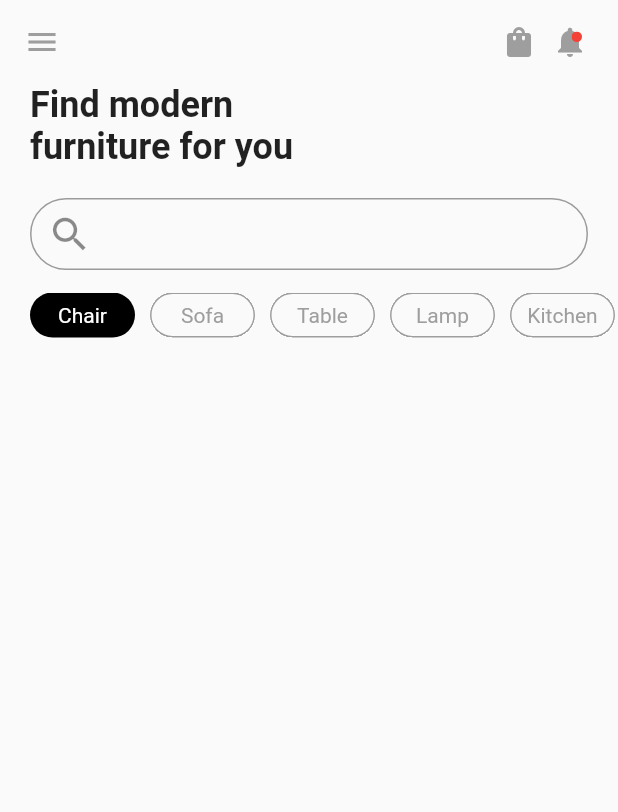
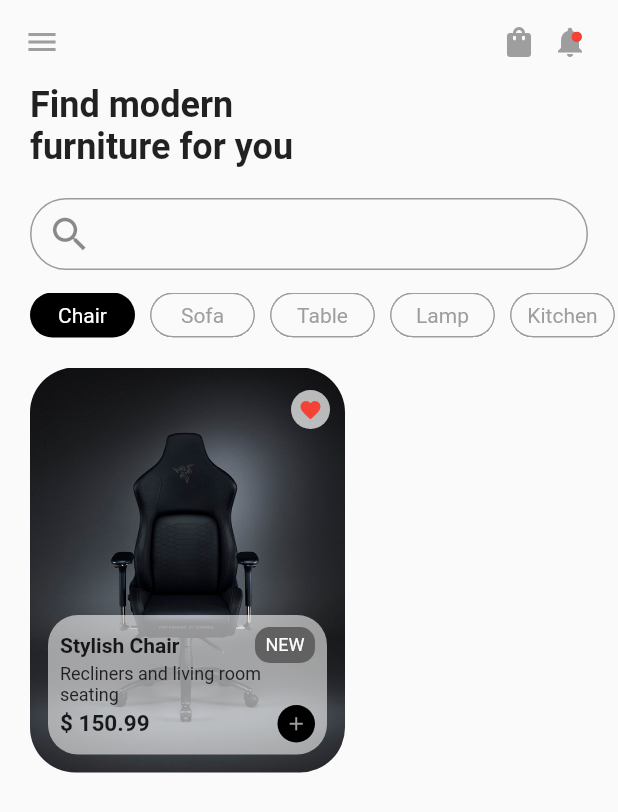
Before and after one commit to farhan-syah/flutter-training-27-nov, a Flutter app: the HomeScreen screen opened directly, on a phone screen of 412 x 824 dp. Shown: the top 812 px of the screen. Run offline on Flutter 3.47's test engine with Material 2 defaults, Android fonts, the phone set to English and light mode, and no system bars.

Commit message:
Create product container

```diff
--- /dev/null
+++ b/lib/models/product.model.dart
@@ -0,0 +1,15 @@
+class Product {
+  final String name;
+  final String description;
+  final int price;
+  final bool isNew;
+  final String imagePath;
+
+  Product({
+    required this.name,
+    required this.description,
+    required this.price,
+    required this.isNew,
+    required this.imagePath,
+  });
+}
--- a/lib/screens/home.screen.dart
+++ b/lib/screens/home.screen.dart
@@ -1,4 +1,6 @@
 import 'package:flutter/material.dart';
+
+import '../models/product.model.dart';
 
 class HomeScreen extends StatefulWidget {
   @override
@@ -87,6 +89,19 @@ class _HomeScreenState extends State<HomeScreen> {
               ),
             ),
           ),
+          SizedBox(height: 20),
+          SingleChildScrollView(
+            padding: EdgeInsets.only(left: 20, right: 10),
+            scrollDirection: Axis.horizontal,
+            child: Row(
+              children: List.generate(
+                products.length,
+                (index) => ProductContainer(
+                  product: products[index],
+                ),
+              ),
+            ),
+          ),
         ],
       ),
     );
@@ -132,6 +147,104 @@ class Label extends StatelessWidget {
   }
 }
 
+class ProductContainer extends StatelessWidget {
+  final Product product;
+
+  ProductContainer({required this.product});
+
+  @override
+  Widget build(BuildContext context) {
+    return Container(
+      width: 210,
+      height: 270,
+      decoration: BoxDecoration(
+        image: DecorationImage(
+          fit: BoxFit.cover,
+          image: AssetImage(product.imagePath),
+        ),
+        borderRadius: BorderRadius.circular(30),
+      ),
+      child: Column(
+        crossAxisAlignment: CrossAxisAlignment.end,
+        children: [
+          Padding(
+            padding: EdgeInsets.only(top: 15, right: 10),
+            child: Container(
+              padding: EdgeInsets.all(5),
+              decoration:
+                  BoxDecoration(shape: BoxShape.circle, color: Colors.white70),
+              child: Icon(
+                Icons.favorite,
+                color: Colors.red,
+                size: 16,
+              ),
+            ),
+          ),
+          Spacer(),
+          Padding(
+            padding: const EdgeInsets.all(12.0),
+            child: Container(
+              decoration: BoxDecoration(
+                borderRadius: BorderRadius.circular(20),
+                color: Colors.grey.shade50.withAlpha(150),
+              ),
+              padding: EdgeInsets.all(8),
+              child: Column(
+                children: [
+                  Row(
+                    children: [
+                      Text(
+                        product.name,
+                        style: TextStyle(fontWeight: FontWeight.bold),
+                      ),
+                      Spacer(),
+                      Container(
+                        padding: EdgeInsets.only(
+                            top: 5, bottom: 5, left: 7, right: 7),
+                        decoration: BoxDecoration(
+                            color: Colors.grey.shade700,
+                            borderRadius: BorderRadius.circular(10)),
+                        child: Text(
+                          'NEW',
+                          style: TextStyle(fontSize: 12, color: Colors.white),
+                        ),
+                      )
+                    ],
+                  ),
+                  Text(
+                    product.description,
+                    style: TextStyle(fontSize: 12, color: Colors.grey.shade900),
+                  ),
+                  Row(
+                    children: [
+                      Text(
+                        '\$ ${product.price / 100} ',
+                        style: TextStyle(
+                            fontWeight: FontWeight.bold, fontSize: 15),
+                      ),
+                      Spacer(),
+                      Container(
+                        padding: EdgeInsets.all(5),
+                        decoration: BoxDecoration(
+                            color: Colors.black, shape: BoxShape.circle),
+                        child: Icon(
+                          Icons.add,
+                          color: Colors.grey,
+                          size: 15,
+                        ),
+                      )
+                    ],
+                  ),
+                ],
+              ),
+            ),
+          )
+        ],
+      ),
+    );
+  }
+}
+
 List<String> categories = [
   'Chair',
   'Sofa',
@@ -140,3 +253,13 @@ List<String> categories = [
   'Kitchen',
   'Office'
 ];
+
+List<Product> products = [
+  Product(
+    name: 'Stylish Chair',
+    description: 'Recliners and living room seating',
+    price: 15099,
+    isNew: true,
+    imagePath: 'assets/images/chair.jpg',
+  ),
+];
```
